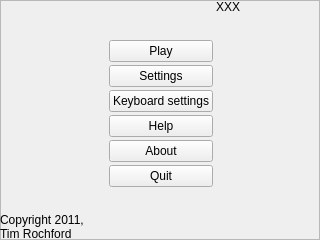
Before: the Qt Designer form mainMenuFrame.ui in rochford/cutefootball, drawn with Qt 5.
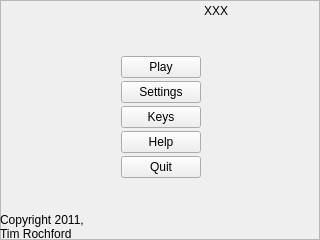
After: the same form once the commit is applied.

What changed in the file:
```diff
--- a/mainMenuFrame.ui
+++ b/mainMenuFrame.ui
@@ -2,6 +2,9 @@
 <ui version="4.0">
  <class>mainMenuFrame</class>
  <widget class="QFrame" name="mainMenuFrame">
+  <property name="enabled">
+   <bool>true</bool>
+  </property>
   <property name="geometry">
    <rect>
     <x>0</x>
@@ -67,7 +70,7 @@
       <item>
        <widget class="QPushButton" name="m_inputBtn">
         <property name="text">
-         <string>Keyboard settings</string>
+         <string>Keys</string>
         </property>
        </widget>
       </item>
@@ -78,13 +81,6 @@
         </property>
        </widget>
       </item>
-      <item>
-       <widget class="QPushButton" name="m_aboutBtn">
-        <property name="text">
-         <string>About</string>
-        </property>
-       </widget>
-      </item>
       <item>
        <widget class="QPushButton" name="m_quitBtn">
         <property name="text">
```
Left out of the diff: 21 changed lines with no effect on the pictures.
